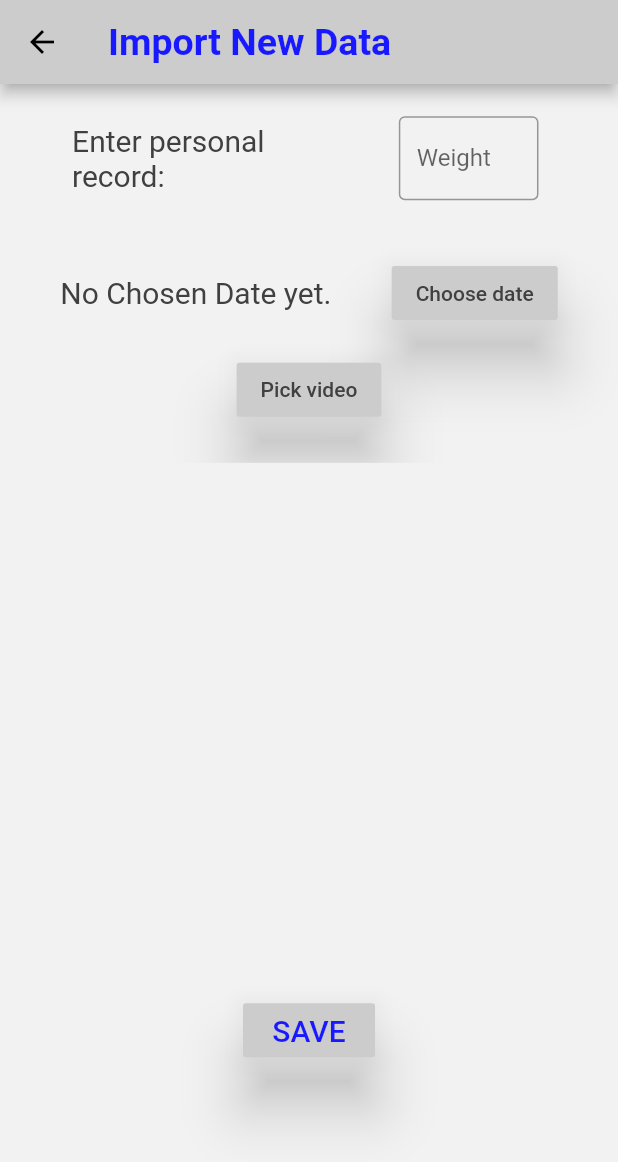
After one commit to fforjan7/Gymgress, a Flutter app: the NewVideoScreen screen opened by its route, after a tap on "Pick video", on a phone screen of 412 x 824 dp. The commit adds this screen. Shown: the top 1162 px of the screen. Run offline on Flutter 3.47's test engine with Material 2 defaults, Android fonts, the phone set to English and light mode, and no system bars; our stand-ins replace charts_flutter, image_picker, sqflite; accounts and stored records are empty.

Commit message:
app improvements

```diff
--- a/lib/main.dart
+++ b/lib/main.dart
@@ -1,5 +1,6 @@
 import 'dart:io' as io;
 
+import 'package:Gymgress/screens/newvideoscreen.dart';
 import 'package:flutter/material.dart';
 import 'package:path_provider/path_provider.dart';
 
@@ -78,6 +79,7 @@ class _MyAppState extends State<MyApp> {
         NewPhotoScreen.nameRoute: (ctx) => NewPhotoScreen(),
         GalleryScreen.routeName: (ctx) => GalleryScreen(),
         ExerciseScreen.routeName: (ctx) => ExerciseScreen(),
+        NewVideoScreen.nameRoute:(ctx) => NewVideoScreen(),
       },
     );
   }
--- a/lib/screens/mybody_screen.dart
+++ b/lib/screens/mybody_screen.dart
@@ -56,6 +56,7 @@ class _MyBodyScreenState extends State<MyBodyScreen> {
         Container(
           height: mediaQuery.size.height * 0.4,
           width: mediaQuery.size.width * 1,
+          color: Theme.of(context).primaryColor,
           child: bodyweightInfos.length > 0
               ? BodyweightChart(data: bodyweightInfos)
               : Center(
--- /dev/null
+++ b/lib/screens/newvideoscreen.dart
@@ -0,0 +1,213 @@
+import 'dart:io';
+
+import 'package:Gymgress/models/bodyweightinfo.dart';
+import 'package:flutter/material.dart';
+import 'package:flutter/services.dart';
+import 'package:image_picker/image_picker.dart';
+import 'package:intl/intl.dart';
+import 'package:path/path.dart';
+import 'package:path_provider/path_provider.dart';
+
+import '../utils/DBBodyweightInfo.dart';
+
+class NewVideoScreen extends StatefulWidget {
+  static const nameRoute = '/newVideo';
+
+  @override
+  _NewVideoScreenState createState() => _NewVideoScreenState();
+}
+
+class _NewVideoScreenState extends State<NewVideoScreen> {
+  int id;
+  File _video;
+  int _weight;
+  String _videoName;
+  DateTime _pickedDate;
+  String videosPath;
+
+  @override
+  Widget build(BuildContext context) {
+    MediaQueryData mediaQuery;
+    mediaQuery = MediaQuery.of(context);
+
+    Future<String> _getVideosDirPath() async {
+      final Directory _appDocDir = await getApplicationDocumentsDirectory();
+      final Directory _appDocDirVideos =
+          Directory('${_appDocDir.path}/VideoGallery/');
+      return _appDocDirVideos.path;
+    }
+
+    void _newVideoFile(PickedFile pickedVideo) {
+      _videoName = 'video$id';
+      setState(() {
+        _video = File(pickedVideo.path);
+      });
+    }
+
+    void _pickVideo() async {
+      final PickedFile pickedVideo =
+          await ImagePicker().getVideo(source: ImageSource.gallery);
+      if (pickedVideo == null) return;
+      if (_videoName == null) {
+        _newVideoFile(pickedVideo);
+      } else {
+        videosPath = await _getVideosDirPath();
+        //true ili false??
+        Directory('$videosPath/$_videoName').delete(recursive: true);
+        _newVideoFile(pickedVideo);
+      }
+    }
+
+    void _saveVideo() async {
+      videosPath = await _getVideosDirPath();
+      if (_video == null) return;
+      _video = await _video.copy('$videosPath/$_videoName');
+      Navigator.of(context).pop();
+    }
+
+    void _pickDate() {
+      showDatePicker(
+        context: context,
+        initialDate: DateTime.now(),
+        firstDate: DateTime(2020),
+        lastDate: DateTime.now(),
+      ).then((pickedDate) {
+        if (pickedDate == null) return;
+        setState(() {
+          _pickedDate = pickedDate;
+        });
+      });
+    }
+
+    return Scaffold(
+      resizeToAvoidBottomPadding: false,
+      appBar: AppBar(
+        title: Text(
+          'Import New Data',
+          style: Theme.of(context).textTheme.headline6,
+        ),
+      ),
+      body: Column(
+        children: [
+          Padding(
+            padding:
+                EdgeInsets.symmetric(vertical: mediaQuery.size.height * 0.02),
+            child: Row(
+              mainAxisAlignment: MainAxisAlignment.spaceEvenly,
+              children: [
+                Container(
+                  height: mediaQuery.size.height * 0.08,
+                  width: mediaQuery.size.width * 0.4,
+                  alignment: Alignment.center,
+                  child: Text(
+                    'Enter personal record:',
+                    style: TextStyle(
+                      color: Theme.of(context).accentColor,
+                      fontSize: 20.0,
+                    ),
+                  ),
+                ),
+                Container(
+                  height: mediaQuery.size.height * 0.08,
+                  width: mediaQuery.size.width * 0.25,
+                  alignment: Alignment.center,
+                  child: Padding(
+                    padding: EdgeInsets.all(mediaQuery.size.height * 0.006),
+                    child: TextField(
+                      decoration: InputDecoration(
+                        border: OutlineInputBorder(),
+                        labelText: 'Weight',
+                      ),
+                      onChanged: (newWeight) {
+                        _weight = int.parse(newWeight);
+                        //Save it ...
+                        print('$_weight');
+                      },
+                      inputFormatters: [
+                        WhitelistingTextInputFormatter.digitsOnly,
+                        LengthLimitingTextInputFormatter(3),
+                      ],
+                      keyboardType: TextInputType.number,
+                    ),
+                  ),
+                ),
+              ],
+            ),
+          ),
+          Padding(
+            padding:
+                EdgeInsets.symmetric(vertical: mediaQuery.size.height * 0.02),
+            child: Row(
+              mainAxisAlignment: MainAxisAlignment.spaceEvenly,
+              children: [
+                Text(
+                  _pickedDate != null
+                      ? 'Chosen date: ${DateFormat('dd/MM/yyyy').format(_pickedDate)}'
+                      : 'No Chosen Date yet.',
+                  style: TextStyle(
+                    color: Theme.of(context).accentColor,
+                    fontSize: 20.0,
+                  ),
+                ),
+                RaisedButton(
+                  onPressed: () {
+                    _pickDate();
+                  },
+                  child: Text(
+                    'Choose date',
+                    style: TextStyle(
+                      color: Theme.of(context).accentColor,
+                    ),
+                  ),
+                  elevation: 17.0,
+                  color: Theme.of(context).primaryColor,
+                )
+              ],
+            ),
+          ),
+          RaisedButton(
+            onPressed: () {
+              _pickVideo();
+            },
+            child: Text(
+              'Pick video',
+              style: TextStyle(
+                color: Theme.of(context).accentColor,
+              ),
+            ),
+            elevation: 17.0,
+            color: Theme.of(context).primaryColor,
+          ),
+          Container(
+            color: Theme.of(context).scaffoldBackgroundColor,
+            height: mediaQuery.size.height * 0.4,
+            width: mediaQuery.size.width * 1,
+            margin: EdgeInsets.symmetric(
+              horizontal: mediaQuery.size.height * 0.02,
+              vertical: mediaQuery.size.height * 0.03,
+            ),
+            child: _video != null ? Image.file(_video) : Text(''),
+          ),
+          RaisedButton(
+            onPressed: () {
+              if (_video == null || _weight == null || _pickedDate == null)
+                return;
+              DBBodyweightInfo dbBodyweightInfo = DBBodyweightInfo();
+              BodyweightInfo bodyweightInfo =
+                  BodyweightInfo(id: 0, date: _pickedDate, weight: _weight);
+              dbBodyweightInfo.save(bodyweightInfo);
+              _saveVideo();
+            },
+            child: Text(
+              'SAVE',
+              style: TextStyle(
+                  color: Theme.of(context).textSelectionColor, fontSize: 20.0),
+            ),
+            elevation: 17.0,
+            color: Theme.of(context).primaryColor,
+          ),
+        ],
+      ),
+    );
+  }
+}
```
Also changed, not shown: lib/screens/exercisescreen.dart (+96 -0 lines).
